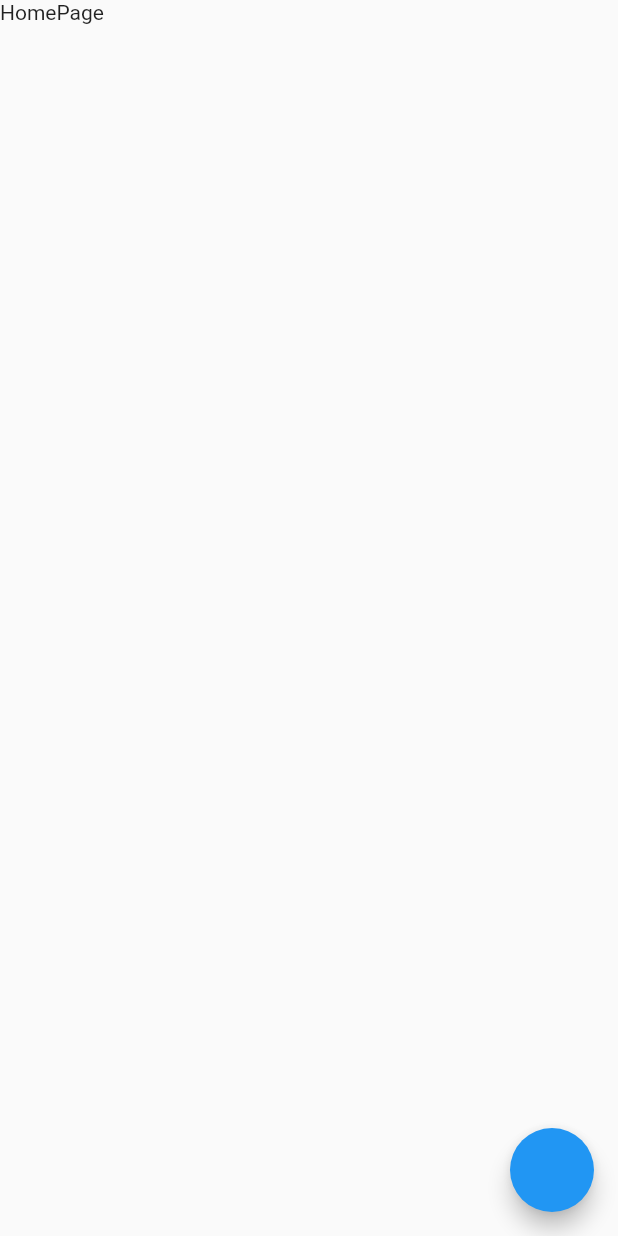
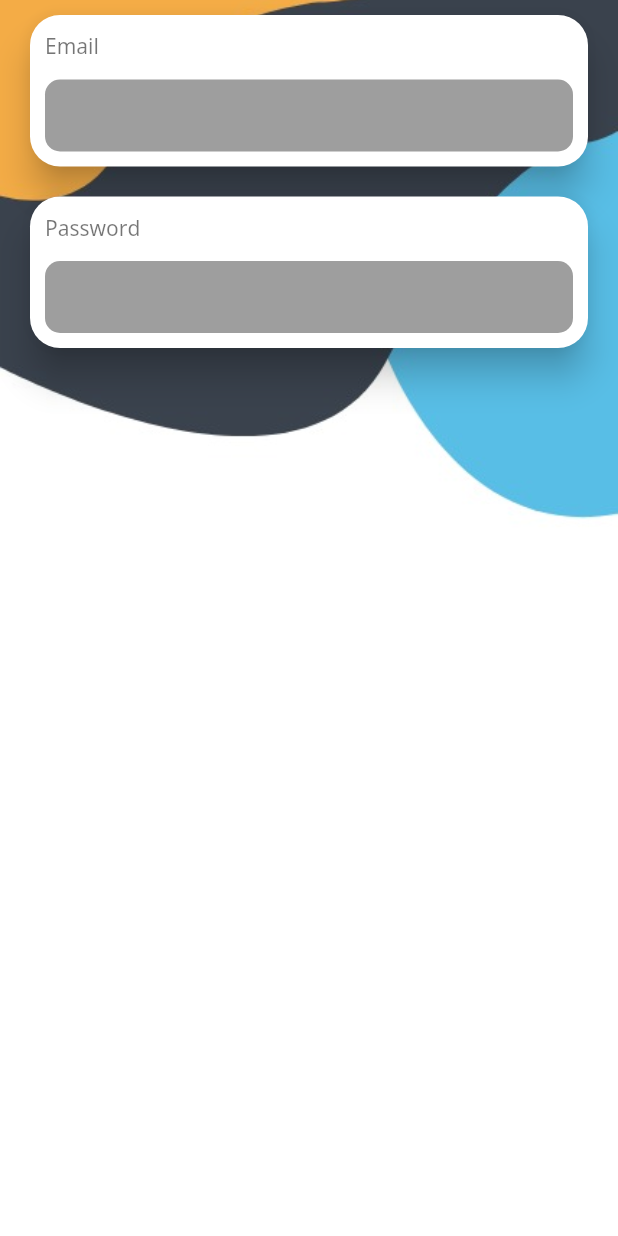
Before and after one commit to PNewBig/weeky-vote, a Flutter app: the screen it shows after launch, on a phone screen of 412 x 824 dp. Run offline on Flutter 3.47's test engine with Material 2 defaults, Android fonts, the phone set to English and light mode, and no system bars.

Commit message:
git changed

```diff
--- a/lib/Presentation/Screen/LogInScreen.dart
+++ b/lib/Presentation/Screen/LogInScreen.dart
@@ -1,5 +1,7 @@
 import 'package:flutter/material.dart';
 import 'package:weeky_vote/Presentation/Screen/RegisterScreen.dart';
+
+import '../widget/BuildForm.dart';
 
 class LogInScreen extends StatelessWidget {
   const LogInScreen({super.key});
@@ -7,10 +9,22 @@ class LogInScreen extends StatelessWidget {
   @override
   Widget build(BuildContext context) {
     return Scaffold(
-      body: Container(child: Text("HomePage")),
-      floatingActionButton: FloatingActionButton(onPressed: (){
-        Navigator.of(context).pushNamed(RegisterScreen.routeName);
-      }),
+      body: Container(
+        decoration: BoxDecoration(
+            image: DecorationImage(
+                image: AssetImage("asset/Image/background.jpeg"),
+                fit: BoxFit.cover)),
+        child: Form(
+          child: Positioned(
+            child: Column(
+                crossAxisAlignment: CrossAxisAlignment.start,
+                children: [
+                  BuildForm(text: "Email"),
+                  BuildForm(text: "Password")
+                ]),
+          ),
+        ),
+      ),
     );
   }
 }
--- /dev/null
+++ b/lib/Presentation/widget/BuildForm.dart
@@ -0,0 +1,37 @@
+import 'package:flutter/material.dart';
+
+class BuildForm extends StatelessWidget {
+  String text;
+  BuildForm({required this.text, super.key});
+
+  @override
+  Widget build(BuildContext context) {
+    return SizedBox(
+      child: Card(
+          margin: const EdgeInsets.symmetric(horizontal: 20, vertical: 10),
+          elevation: 10,
+          shape:
+              RoundedRectangleBorder(borderRadius: BorderRadius.circular(20)),
+          child:
+              Column(crossAxisAlignment: CrossAxisAlignment.start, children: [
+            Container(
+                margin: const EdgeInsets.only(left: 10, top: 10),
+                child:
+                    Text(text, style: Theme.of(context).textTheme.bodySmall)),
+            SizedBox(height: 10),
+            Container(
+              decoration: BoxDecoration(
+                  color: Colors.grey, borderRadius: BorderRadius.circular(10)),
+              margin: const EdgeInsets.only(left: 10, right: 10, bottom: 10),
+              child: TextFormField(
+                validator: (value) {},
+                decoration: InputDecoration(
+                    contentPadding: const EdgeInsets.only(left: 10),
+                    border: InputBorder.none),
+              ),
+            )
+          ])),
+    );
+    ;
+  }
+}
--- a/lib/main.dart
+++ b/lib/main.dart
@@ -2,6 +2,7 @@ import 'package:flutter/material.dart';
 import 'package:weeky_vote/Presentation/Screen/LogInScreen.dart';
 import 'package:weeky_vote/Presentation/Screen/RegisterScreen.dart';
 import './Presentation/Screen/HomeScreen.dart';
+
 void main() {
   runApp(const MyApp());
 }
@@ -12,11 +13,14 @@ class MyApp extends StatelessWidget {
   @override
   Widget build(BuildContext context) {
     return MaterialApp(
-      theme: ThemeData(textTheme: TextTheme(bodySmall: TextStyle(fontSize: 14,fontFamily: "defogo notosans" ))),
+      theme: ThemeData(
+          textTheme: TextTheme(
+              bodySmall:
+                  TextStyle(fontSize: 14, fontFamily: "defogo notosans"))),
       initialRoute: '/',
       routes: {
-        '/':(context) => LogInScreen(),
-        RegisterScreen.routeName :(context) => RegisterScreen()
+        '/': (context) => LogInScreen(),
+        RegisterScreen.routeName: (context) => LogInScreen()
       },
     );
   }
```
Also changed, not shown: lib/Presentation/Screen/RegisterScreen.dart (+17 -42 lines).
